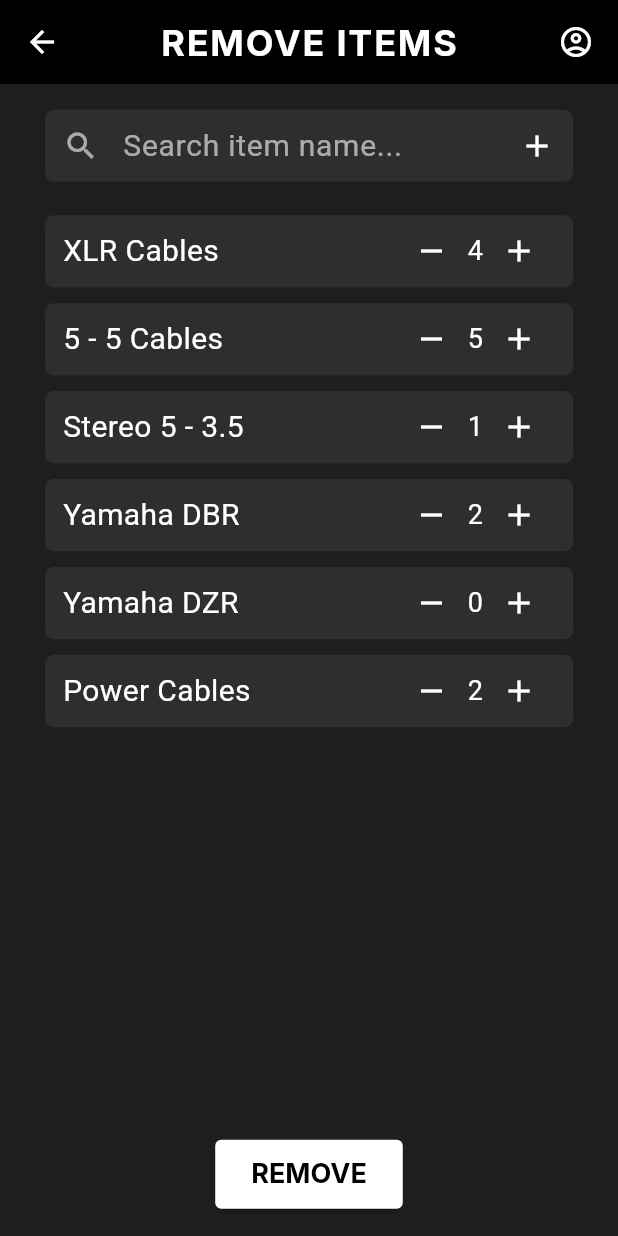
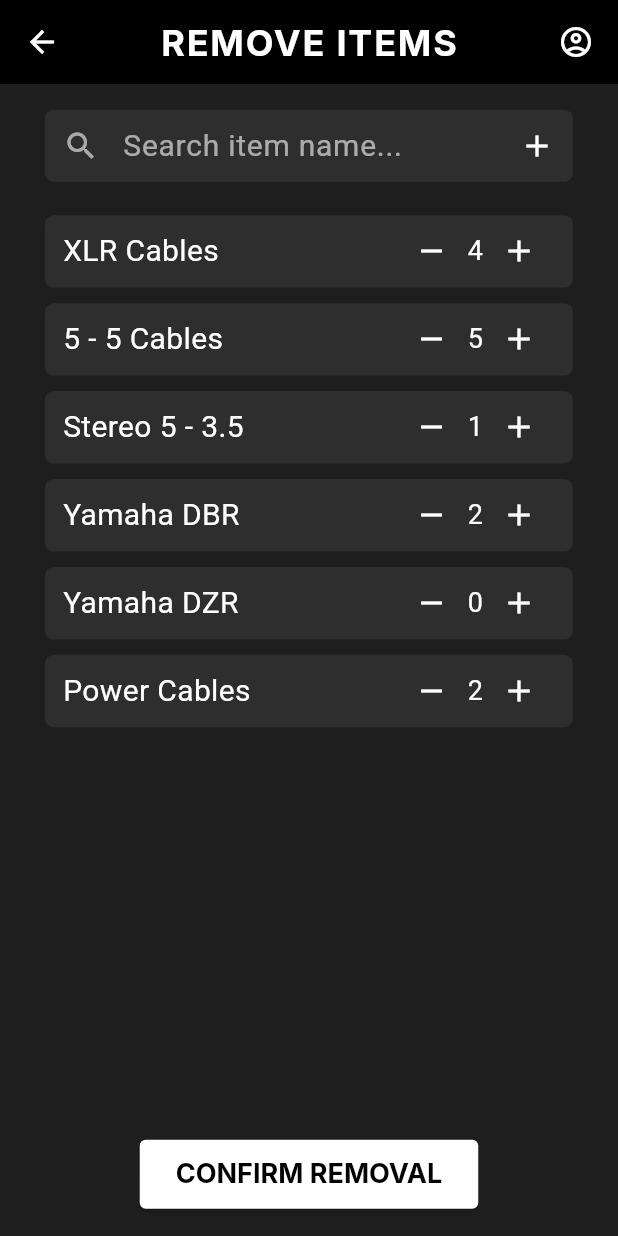
Before and after one commit to MananJain525/Inventory_management, a Flutter app: the RemoveInventoryPage screen opened directly, on a phone screen of 412 x 824 dp. Run offline on Flutter 3.47's test engine with Material 3 defaults, Android fonts, the phone set to English and light mode, and no system bars; our stand-ins replace flutter_svg.

Commit message:
Refactor: Remove Edit button from RemoveInventoryPage

```diff
--- a/lib/functions/Remove_Inventory.dart
+++ b/lib/functions/Remove_Inventory.dart
@@ -10,7 +10,6 @@ class RemoveInventoryPage extends StatefulWidget {
 class _RemoveInventoryPageState extends State<RemoveInventoryPage> {
   final TextEditingController _searchController = TextEditingController();
 
-  // Sample inventory data
   final List<Map<String, dynamic>> _selectedItems = [
     {'name': 'XLR Cables', 'qty': 4},
     {'name': '5 - 5 Cables', 'qty': 5},
@@ -21,7 +20,6 @@ class _RemoveInventoryPageState extends State<RemoveInventoryPage> {
   ];
 
   bool _removed = false;
-  bool _showEditMode = false;
 
   // Responsive sizing
   late double screenWidth, screenHeight;
@@ -60,7 +58,6 @@ class _RemoveInventoryPageState extends State<RemoveInventoryPage> {
     Future.delayed(const Duration(seconds: 2), () {
       setState(() {
         _removed = false;
-        _showEditMode = false;
         _selectedItems.clear();
       });
     });
@@ -125,19 +122,11 @@ class _RemoveInventoryPageState extends State<RemoveInventoryPage> {
                 ),
               ),
             SizedBox(height: scaleH(10)),
-            if (!_showEditMode && !_removed)
-              _buildButton(label: 'REMOVE', filled: true, onPressed: () {
-                setState(() => _showEditMode = true);
-              }),
-            if (_showEditMode && !_removed)
-              Row(
-                mainAxisAlignment: MainAxisAlignment.spaceBetween,
-                children: [
-                  _buildButton(label: 'Edit', filled: false, onPressed: () {
-                    setState(() => _showEditMode = false);
-                  }),
-                  _buildButton(label: 'Confirm', filled: true, onPressed: _confirmRemoval),
-                ],
+            if (!_removed)
+              _buildButton(
+                label: 'CONFIRM REMOVAL',
+                filled: true,
+                onPressed: _confirmRemoval,
               ),
           ],
         ),
```
